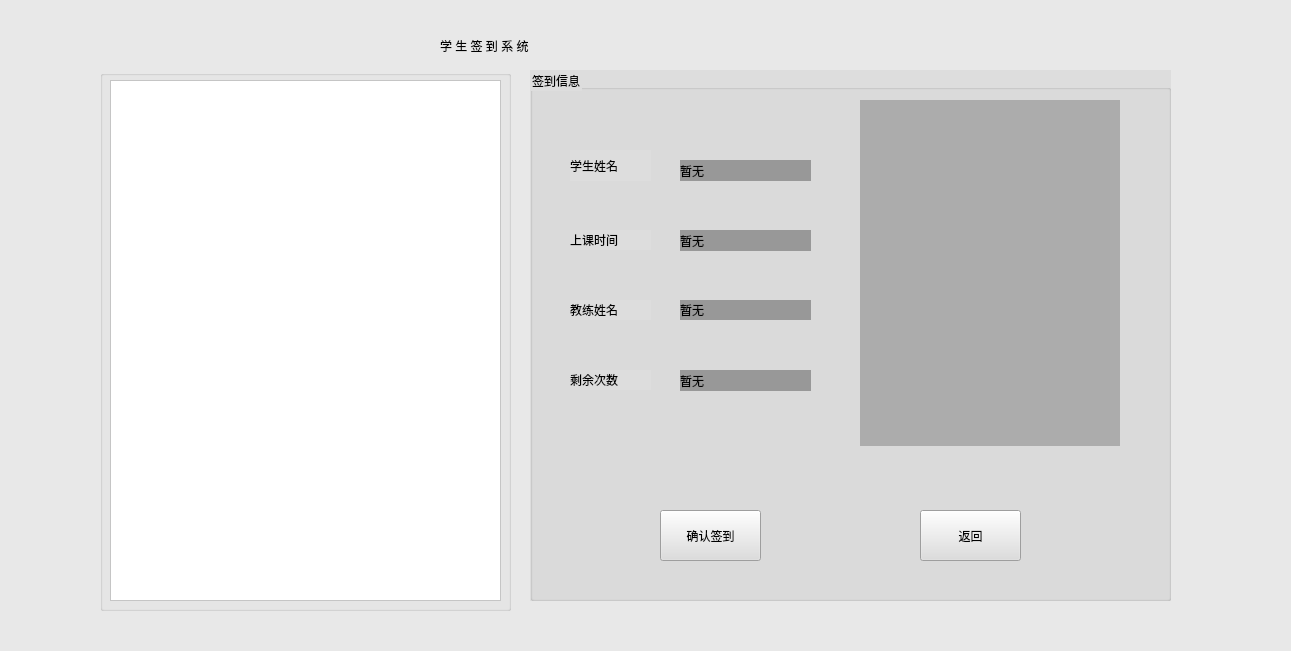
The window that Qiandao/Qiandao_face_Main.ui (Holy-Shine/Acrotest) describes before a commit, drawn with Qt 5.
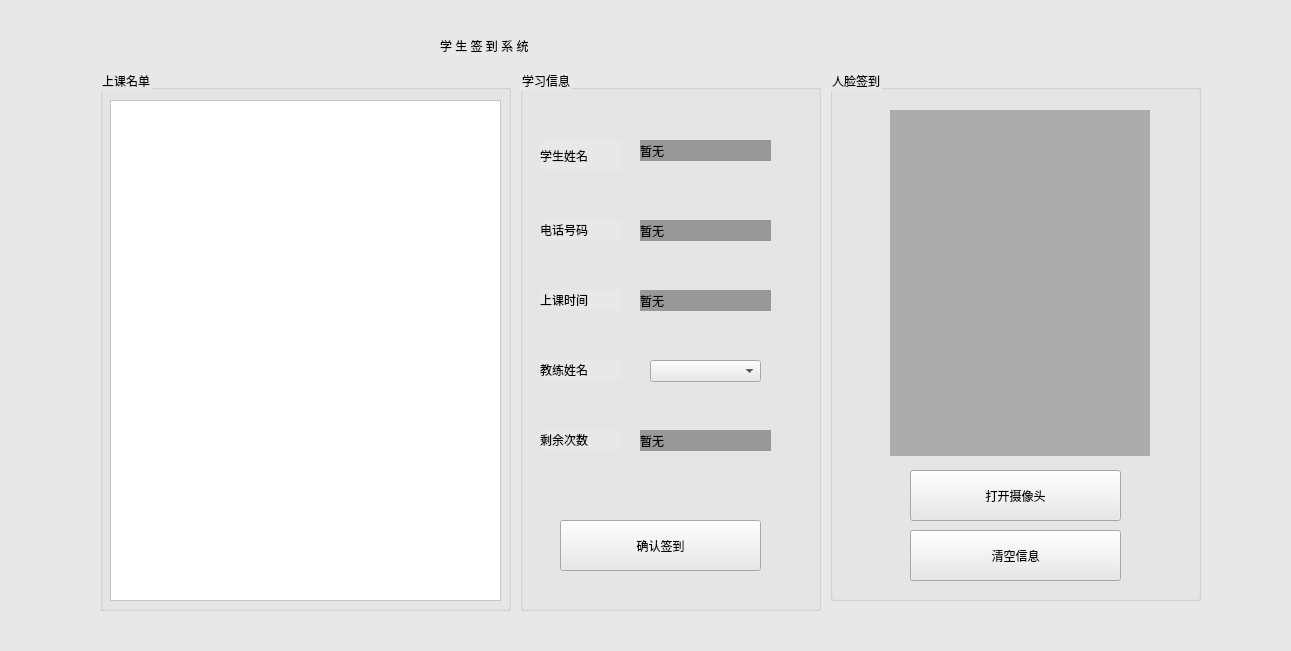
The same window after the commit.

```diff
--- a/Qiandao/Qiandao_face_Main.ui
+++ b/Qiandao/Qiandao_face_Main.ui
@@ -41,23 +41,46 @@
   <widget class="QGroupBox" name="GB_qiandao">
    <property name="geometry">
     <rect>
-     <x>530</x>
+     <x>100</x>
      <y>70</y>
-     <width>641</width>
-     <height>531</height>
+     <width>411</width>
+     <height>541</height>
     </rect>
    </property>
-   <property name="styleSheet">
-    <string notr="true">background-color: rgb(221, 221, 221);</string>
+   <property name="title">
+    <string>上课名单</string>
    </property>
+   <widget class="QTableView" name="tableView">
+    <property name="geometry">
+     <rect>
+      <x>10</x>
+      <y>30</y>
+      <width>391</width>
+      <height>501</height>
+     </rect>
+    </property>
+    <property name="styleSheet">
+     <string notr="true">background-color: rgb(255, 255, 255);</string>
+    </property>
+   </widget>
+  </widget>
+  <widget class="QGroupBox" name="groupBox">
+   <property name="geometry">
+    <rect>
+     <x>520</x>
+     <y>70</y>
+     <width>301</width>
+     <height>541</height>
+    </rect>
+   </property>
    <property name="title">
-    <string>签到信息</string>
+    <string>学习信息</string>
    </property>
    <widget class="QLabel" name="lb_name">
     <property name="geometry">
      <rect>
-      <x>40</x>
-      <y>80</y>
+      <x>20</x>
+      <y>70</y>
       <width>81</width>
       <height>31</height>
      </rect>
@@ -72,8 +95,8 @@
    <widget class="QLabel" name="lb_nameinfo">
     <property name="geometry">
      <rect>
-      <x>150</x>
-      <y>90</y>
+      <x>120</x>
+      <y>70</y>
       <width>131</width>
       <height>21</height>
      </rect>
@@ -89,8 +112,8 @@
    <widget class="QLabel" name="lb_date">
     <property name="geometry">
      <rect>
-      <x>40</x>
-      <y>160</y>
+      <x>20</x>
+      <y>220</y>
       <width>81</width>
       <height>20</height>
      </rect>
@@ -102,53 +125,28 @@
      <string>上课时间</string>
     </property>
    </widget>
-   <widget class="QLabel" name="label">
+   <widget class="QLabel" name="lb_dateinfo">
     <property name="geometry">
      <rect>
-      <x>330</x>
-      <y>30</y>
-      <width>260</width>
-      <height>346</height>
+      <x>120</x>
+      <y>220</y>
+      <width>131</width>
+      <height>21</height>
      </rect>
     </property>
     <property name="styleSheet">
-     <string notr="true">background-color: rgb(172, 172, 172);</string>
+     <string notr="true">background-color: rgb(152, 152, 152);
+font: 14pt &quot;楷体&quot;;</string>
     </property>
     <property name="text">
-     <string/>
-    </property>
-   </widget>
-   <widget class="QPushButton" name="bt_trackback">
-    <property name="geometry">
-     <rect>
-      <x>390</x>
-      <y>440</y>
-      <width>101</width>
-      <height>51</height>
-     </rect>
-    </property>
-    <property name="text">
-     <string>返回</string>
-    </property>
-   </widget>
-   <widget class="QPushButton" name="bt_qiandao_confrim">
-    <property name="geometry">
-     <rect>
-      <x>130</x>
-      <y>440</y>
-      <width>101</width>
-      <height>51</height>
-     </rect>
-    </property>
-    <property name="text">
-     <string>确认签到</string>
+     <string>暂无</string>
     </property>
    </widget>
    <widget class="QLabel" name="lb_coach">
     <property name="geometry">
      <rect>
-      <x>40</x>
-      <y>230</y>
+      <x>20</x>
+      <y>290</y>
       <width>81</width>
       <height>20</height>
      </rect>
@@ -163,8 +161,8 @@
    <widget class="QLabel" name="lb_rest">
     <property name="geometry">
      <rect>
-      <x>40</x>
-      <y>300</y>
+      <x>20</x>
+      <y>360</y>
       <width>81</width>
       <height>20</height>
      </rect>
@@ -176,45 +174,11 @@
      <string>剩余次数</string>
     </property>
    </widget>
-   <widget class="QLabel" name="lb_dateinfo">
-    <property name="geometry">
-     <rect>
-      <x>150</x>
-      <y>160</y>
-      <width>131</width>
-      <height>21</height>
-     </rect>
-    </property>
-    <property name="styleSheet">
-     <string notr="true">background-color: rgb(152, 152, 152);
-font: 14pt &quot;楷体&quot;;</string>
-    </property>
-    <property name="text">
-     <string>暂无</string>
-    </property>
-   </widget>
-   <widget class="QLabel" name="lb_coach_info">
-    <property name="geometry">
-     <rect>
-      <x>150</x>
-      <y>230</y>
-      <width>131</width>
-      <height>20</height>
-     </rect>
-    </property>
-    <property name="styleSheet">
-     <string notr="true">background-color: rgb(152, 152, 152);
-font: 14pt &quot;楷体&quot;;</string>
-    </property>
-    <property name="text">
-     <string>暂无</string>
-    </property>
-   </widget>
    <widget class="QLabel" name="lb_restinfo">
     <property name="geometry">
      <rect>
-      <x>150</x>
-      <y>300</y>
+      <x>120</x>
+      <y>360</y>
       <width>131</width>
       <height>21</height>
      </rect>
@@ -227,30 +191,118 @@
      <string>暂无</string>
     </property>
    </widget>
+   <widget class="QLabel" name="lb_phone">
+    <property name="geometry">
+     <rect>
+      <x>20</x>
+      <y>150</y>
+      <width>81</width>
+      <height>20</height>
+     </rect>
+    </property>
+    <property name="styleSheet">
+     <string notr="true">font: 14pt &quot;宋体&quot;;</string>
+    </property>
+    <property name="text">
+     <string>电话号码</string>
+    </property>
+   </widget>
+   <widget class="QLabel" name="lb_phoneinfo">
+    <property name="geometry">
+     <rect>
+      <x>120</x>
+      <y>150</y>
+      <width>131</width>
+      <height>21</height>
+     </rect>
+    </property>
+    <property name="styleSheet">
+     <string notr="true">background-color: rgb(152, 152, 152);
+font: 14pt &quot;楷体&quot;;</string>
+    </property>
+    <property name="text">
+     <string>暂无</string>
+    </property>
+   </widget>
+   <widget class="QPushButton" name="bt_qiandao_confrim">
+    <property name="geometry">
+     <rect>
+      <x>40</x>
+      <y>450</y>
+      <width>201</width>
+      <height>51</height>
+     </rect>
+    </property>
+    <property name="text">
+     <string>确认签到</string>
+    </property>
+   </widget>
+   <widget class="QComboBox" name="gb_coach">
+    <property name="geometry">
+     <rect>
+      <x>130</x>
+      <y>290</y>
+      <width>111</width>
+      <height>22</height>
+     </rect>
+    </property>
+   </widget>
   </widget>
   <widget class="QGroupBox" name="GBstudent">
    <property name="geometry">
     <rect>
-     <x>100</x>
+     <x>830</x>
      <y>70</y>
-     <width>411</width>
-     <height>541</height>
+     <width>371</width>
+     <height>531</height>
     </rect>
    </property>
+   <property name="styleSheet">
+    <string notr="true"/>
+   </property>
    <property name="title">
-    <string/>
+    <string>人脸签到</string>
    </property>
-   <widget class="QTableView" name="tableView">
+   <widget class="QLabel" name="lb_cam">
     <property name="geometry">
      <rect>
-      <x>10</x>
-      <y>10</y>
-      <width>391</width>
-      <height>521</height>
+      <x>60</x>
+      <y>40</y>
+      <width>260</width>
+      <height>346</height>
      </rect>
     </property>
     <property name="styleSheet">
-     <string notr="true">background-color: rgb(255, 255, 255);</string>
+     <string notr="true">background-color: rgb(172, 172, 172);</string>
+    </property>
+    <property name="text">
+     <string/>
+    </property>
+   </widget>
+   <widget class="QPushButton" name="bt_opencam">
+    <property name="geometry">
+     <rect>
+      <x>80</x>
+      <y>400</y>
+      <width>211</width>
+      <height>51</height>
+     </rect>
+    </property>
+    <property name="text">
+     <string>打开摄像头</string>
+    </property>
+   </widget>
+   <widget class="QPushButton" name="bt_clear">
+    <property name="geometry">
+     <rect>
+      <x>80</x>
+      <y>460</y>
+      <width>211</width>
+      <height>51</height>
+     </rect>
+    </property>
+    <property name="text">
+     <string>清空信息</string>
     </property>
    </widget>
   </widget>
```
Left out of the diff: 4 changed lines with no effect on the pictures.
